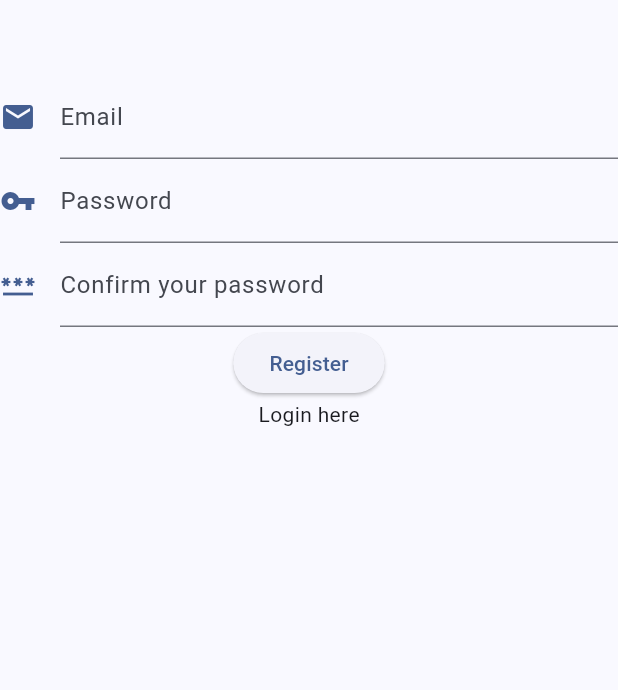
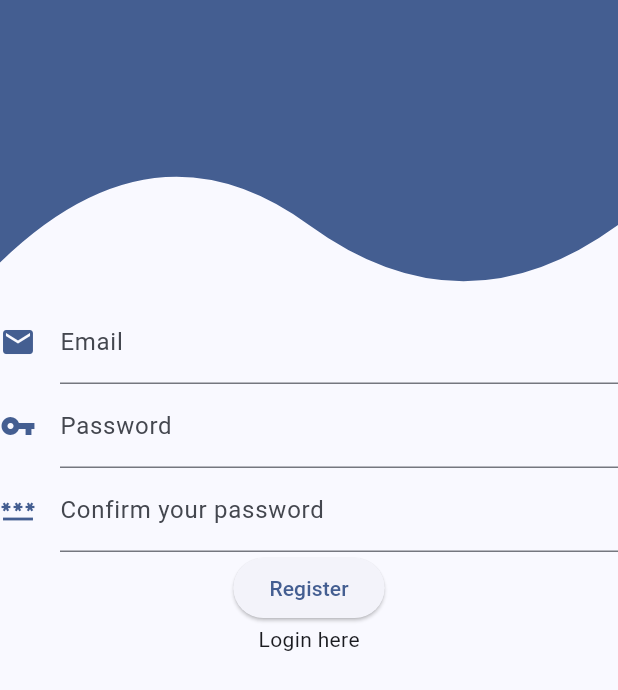
Before and after one commit to Heistoo/PII_4S, a Flutter app: the screen it shows after launch, on a phone screen of 412 x 824 dp. Shown: the top 690 px of the screen. Run offline on Flutter 3.47's test engine with Material 3 defaults, Android fonts, the phone set to English and light mode, and no system bars.

Commit message:
apply waving style to container

```diff
--- a/lib/flutter_authentication/authentication_screen.dart
+++ b/lib/flutter_authentication/authentication_screen.dart
@@ -1,5 +1,6 @@
 import 'package:flutter/material.dart';
 import 'package:pii_4s/flutter_authentication/authentication_text_field.dart';
+import 'package:pii_4s/style/wave.dart';
 
 class AuthenticationScreen extends StatefulWidget {
   const AuthenticationScreen({super.key});
@@ -22,7 +23,7 @@ class _AuthenticationScreenState extends State<AuthenticationScreen> {
         key: _formKey,
         child: Column(
           children: [
-            const SizedBox(height: 50),
+            const Wave(),
             AuthenticationTextFormField(
               icon: Icons.email,
               label: 'Email',
--- /dev/null
+++ b/lib/style/wave.dart
@@ -0,0 +1,39 @@
+import 'package:flutter/material.dart';
+
+class Wave extends StatelessWidget {
+  const Wave({super.key});
+
+  @override
+  Widget build(BuildContext context) {
+    return ClipPath(
+      clipper: WaveClipper(),
+      child: Container(color: Theme.of(context).primaryColor, height: 200),
+    );
+  }
+}
+
+class WaveClipper extends CustomClipper<Path> {
+  @override
+  getClip(Size size) {
+    var path = Path();
+    path.lineTo(0, 175);
+
+    // The values of the calculations would be path.quadraticBezierTo(100, 75, 200, 150) if the height is 200 and the width is 400;
+    path.quadraticBezierTo(size.width * 0.25, size.height * 0.50 - 25,
+        size.width * 0.50, size.height * 0.75);
+
+    // The values of the calculations would be path.quadraticBezierTo(300, 225, 400, 150) if the height is 200 and the width is 400;
+    path.quadraticBezierTo(
+        size.width * 0.75, size.height + 25, size.width, size.height * 0.75);
+
+    path.lineTo(size.width, 0);
+    path.close();
+
+    return path;
+  }
+
+  @override
+  bool shouldReclip(CustomClipper oldClipper) {
+    return false;
+  }
+}
```
